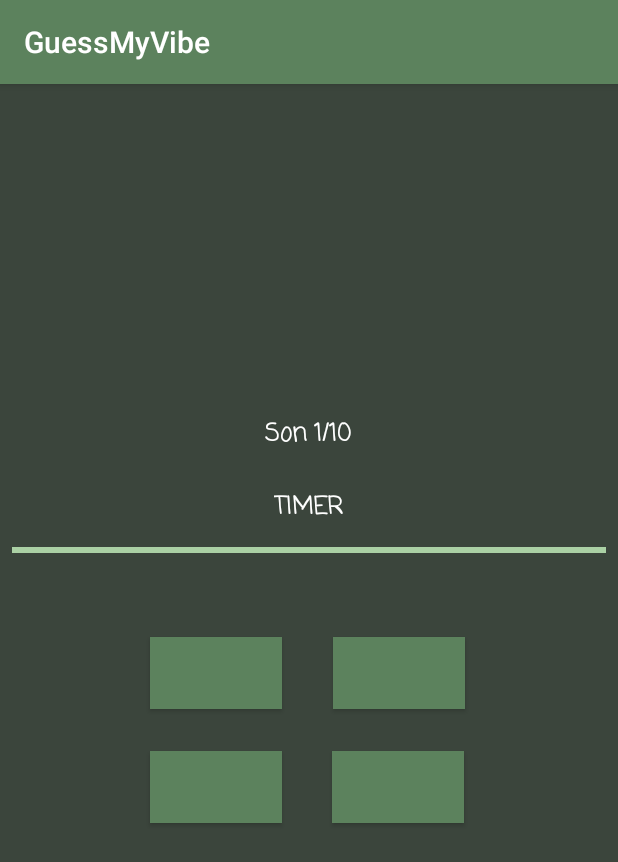
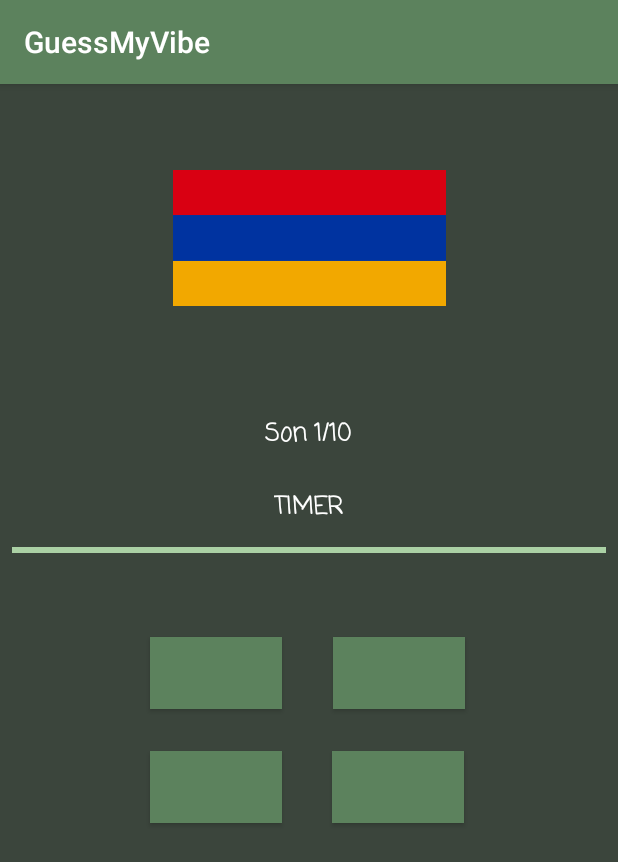
Before and after one commit to AntoineSini/GuessMyVibe, an Android app: the SoloEasyGameActivity screen opened directly, with no data from a screen before it, on a phone screen of 412 x 824 dp. Shown: the top 862 px of the screen. Run offline under Robolectric (Android 15) with nearby library versions, the light colour scheme and no system bars; our stand-ins replace Volley; network calls fail; Roboto replaces fonts that are not available here.

Commit message:
Bug fixed

```diff
--- a/app/src/main/java/fr/isen/guessmyvibe/SoloEasyGameActivity.kt
+++ b/app/src/main/java/fr/isen/guessmyvibe/SoloEasyGameActivity.kt
@@ -1,8 +1,10 @@
 package fr.isen.guessmyvibe
 
+import android.net.Uri
 import android.os.Build
 import android.os.Bundle
 import android.util.Log
+import android.widget.Toast
 import androidx.annotation.RequiresApi
 import androidx.appcompat.app.AppCompatActivity
 import com.android.volley.Request
@@ -10,7 +12,6 @@ import com.android.volley.Response
 import com.android.volley.toolbox.StringRequest
 import com.android.volley.toolbox.Volley
 import com.google.gson.Gson
-import fr.isen.guessmyvibe.classes.FlagModel
 import fr.isen.guessmyvibe.classes.Flags
 import kotlinx.android.synthetic.main.activity_solo_easy.*
 import java.util.concurrent.ThreadLocalRandom
@@ -23,41 +24,39 @@ class SoloEasyGameActivity : AppCompatActivity() {
     var size : Int = 0
 
 
-    //@RequiresApi(Build.VERSION_CODES.LOLLIPOP)
+    @RequiresApi(Build.VERSION_CODES.LOLLIPOP)
     override fun onCreate(savedInstanceState: Bundle?) {
         super.onCreate(savedInstanceState)
         setContentView(R.layout.activity_solo_easy)
         requestRandomFlag()
-
         //var random = getRandomIndex()
 
 
     }
 
 
-    /*@RequiresApi(Build.VERSION_CODES.LOLLIPOP)
+    @RequiresApi(Build.VERSION_CODES.LOLLIPOP)
     fun getRandomIndex() : Int{
 
         return ThreadLocalRandom.current().nextInt(0, size -1 )
     }
 
-    fun showFlags(index : Int){
-        lateinit var drapeau : FlagModel
+    fun showFlags(code : String?){
 
-        flags.results?.get(index)?.let{
-            drapeau = it
-        }
-
-        var path = "R.drawable." + drapeau.code
-        //flagView.setImageResource(path.toInt())
+        var path = "fr.isen.guessmyvibe:drawable/" + code
+        var id = resources.getIdentifier(code, "drawable", this.packageName)
+        flagView.setImageResource(id)
+        Toast.makeText(this, path + "," + id.toString(), Toast.LENGTH_LONG).show()
 
 
-    }*/
 
+    }
+
+    @RequiresApi(Build.VERSION_CODES.LOLLIPOP)
     fun requestRandomFlag(){
 
         val queue = Volley.newRequestQueue(this)
-        val url = "https://puu.sh/Fj69u/d36bc26914.json"
+        val url = "https://puu.sh/Fj7ZY/4bb0455f21.json"
 
         val stringRequest = StringRequest(
             Request.Method.GET, url,
@@ -68,8 +67,11 @@ class SoloEasyGameActivity : AppCompatActivity() {
                 flags = Gson().fromJson(response, Flags::class.java)
                 flags?.results?.size?.let{
                     size=it
+                    var random = getRandomIndex()
+                    showFlags(flags?.results?.get(random)?.code)
+
                 }
-                var random=
+
 
             },
             Response.ErrorListener {
--- a/app/src/main/res/layout/activity_solo_easy.xml
+++ b/app/src/main/res/layout/activity_solo_easy.xml
@@ -120,6 +120,7 @@
         android:layout_marginEnd="16dp"
         app:layout_constraintEnd_toEndOf="parent"
         app:layout_constraintStart_toStartOf="parent"
-        app:layout_constraintTop_toTopOf="parent" />
+        app:layout_constraintTop_toTopOf="parent"
+        app:srcCompat="@drawable/am" />
 
 </androidx.constraintlayout.widget.ConstraintLayout>
```
